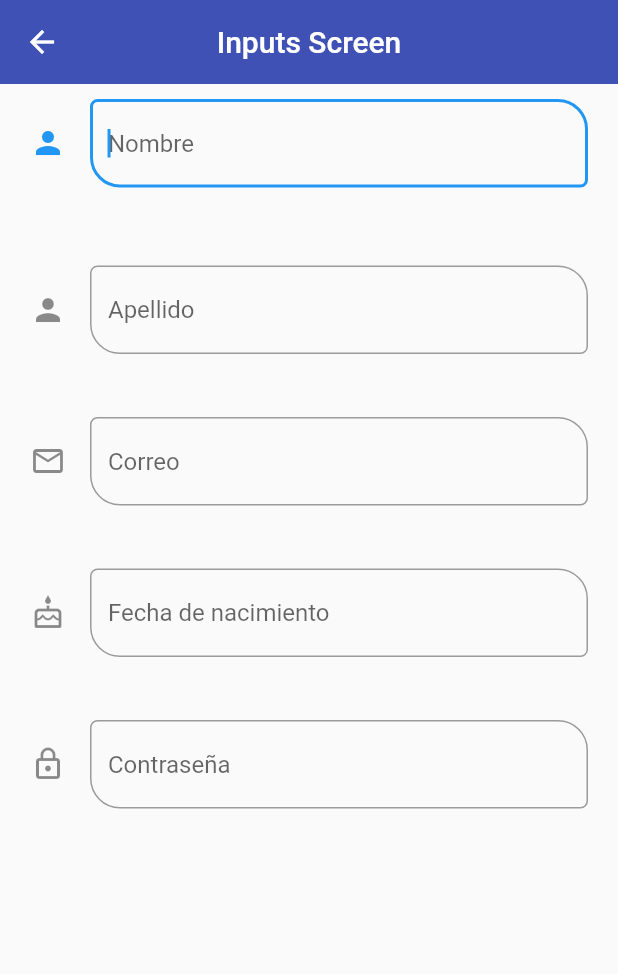
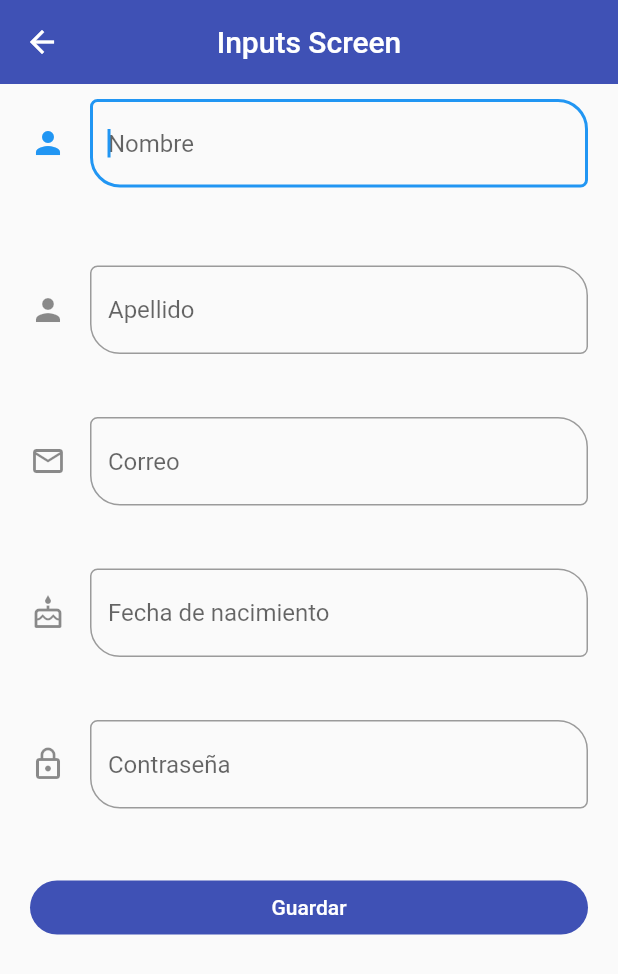
Before and after one commit to juanfranflores/fl_components, a Flutter app: the InputsScreen screen opened by its route, on a phone screen of 412 x 824 dp. Shown: the top 974 px of the screen. Run offline on Flutter 3.47's test engine with Material 2 defaults, Android fonts, the phone set to English and light mode, and no system bars.

Commit message:
Form InputScreen

```diff
--- a/lib/screens/input_screen.dart
+++ b/lib/screens/input_screen.dart
@@ -6,6 +6,17 @@
 
   @override
   Widget build(BuildContext context) {
+    final GlobalKey<FormState> myFormKey = GlobalKey<FormState>();
+
+    final Map<String, String> formValues = {
+      'first_name': 'Juan',
+      'last_name': 'Flores',
+      'email': 'juan27fp@gmail.com',
+      'birthday': DateTime(1997, 05, 27).toString(),
+      'password': 'password',
+      'role': 'admin',
+    };
+
     return Scaffold(
       appBar: AppBar(
         title: const Text('Inputs Screen'),
@@ -16,40 +27,59 @@
             horizontal: 20,
             vertical: 10,
           ),
+          child: Form(
+            key: myFormKey,
             child: Column(
-            children: const [
-              CustomInputField(
+              children: [
+                const CustomInputField(
                     helperText: '',
                     hintText: 'Nombre',
                     keyboardType: TextInputType.name,
                     iconData: Icons.person),
-              SizedBox(height: 30),
-              CustomInputField(
+                const SizedBox(height: 30),
+                const CustomInputField(
                     helperText: '',
                     hintText: 'Apellido',
                     keyboardType: TextInputType.name,
                     iconData: Icons.person),
-              SizedBox(height: 20),
-              CustomInputField(
+                const SizedBox(height: 20),
+                const CustomInputField(
                     helperText: '',
                     hintText: 'Correo',
                     keyboardType: TextInputType.emailAddress,
                     iconData: Icons.email_outlined),
-              SizedBox(height: 20),
-              CustomInputField(
+                const SizedBox(height: 20),
+                const CustomInputField(
                     helperText: '',
                     hintText: 'Fecha de nacimiento',
                     keyboardType: TextInputType.datetime,
                     iconData: Icons.cake_outlined),
-              SizedBox(height: 20),
-              CustomInputField(
+                const SizedBox(height: 20),
+                const CustomInputField(
                     helperText: '',
                     hintText: 'Contraseña',
                     hidePassword: true,
                     keyboardType: TextInputType.visiblePassword,
                     iconData: Icons.lock_outline),
-              SizedBox(height: 20),
+                const SizedBox(height: 20),
+                ElevatedButton(
+                    child: const SizedBox(
+                      width: double.infinity,
+                      child: Center(child: Text('Guardar')),
+                    ),
+                    onPressed: () {
+                      FocusScope.of(context).requestFocus(FocusNode());
+                      if (!myFormKey.currentState!.validate()) {
+                        debugPrint('formulario no válido');
+                        return;
+                      }
+
+                      // formValues.forEach((key, value) {
+                      //   debugPrint('$key : $value');
+                      // });
+                    }),
               ],
+            ),
           ),
         ),
       ),
--- a/lib/themes/app_theme.dart
+++ b/lib/themes/app_theme.dart
@@ -47,6 +47,5 @@
       centerTitle: true,
       elevation: 0,
     ),
-    // scaffoldBackgroundColor:,
   );
 }
```
Lines whose indentation alone changed are shown as unchanged.
